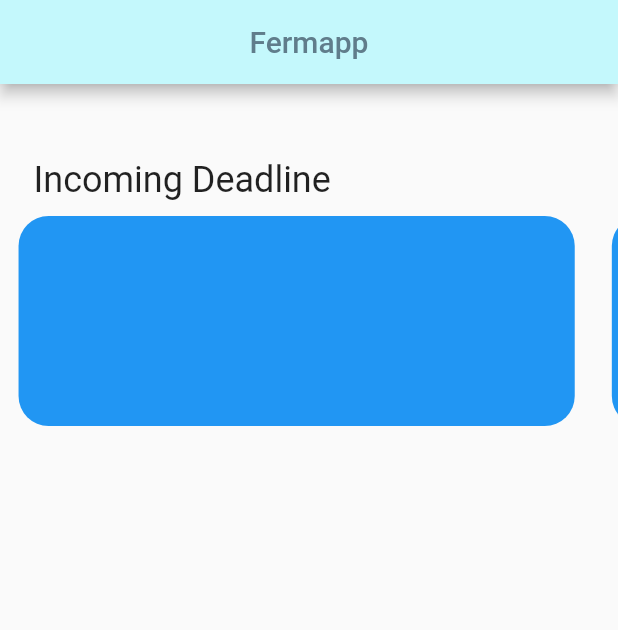
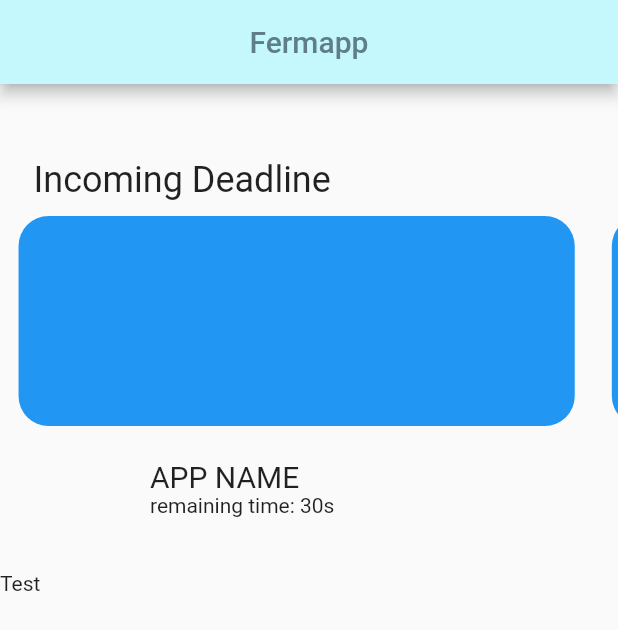
Before and after one commit to haverzard/Fermapp, a Flutter app: the screen it shows after launch, on a phone screen of 412 x 824 dp. Shown: the top 630 px of the screen. Run offline on Flutter 3.47's test engine with Material 2 defaults, Android fonts, the phone set to English and light mode, and no system bars.

Commit message:
Provide scrollable app list

```diff
--- a/lib/home.dart
+++ b/lib/home.dart
@@ -86,6 +86,38 @@ class _HomeState extends State<Home> {
                   ],
               ),
             ),
+            Container(
+              height: 300,
+              child: ListView(
+                scrollDirection: Axis.vertical,
+                children: <Widget>[
+                  Container(
+                    height: 75,
+                    child: Row(
+                      children: <Widget>[
+                        SizedBox(width: 100),
+                        Column(
+                          crossAxisAlignment: CrossAxisAlignment.start,
+                          children: <Widget>[
+                            Text(
+                              "APP NAME",
+                              style: TextStyle(
+                                fontSize: 20,
+                              ),
+                            ),
+                            Text("remaining time: 30s")
+                          ],
+                        )
+                      ],
+                    )
+                  ),
+                  Container(
+                      height: 50,
+                      child: Text("Test")
+                  )
+                ],
+              ),
+            ),
           ]
         )
       )
```
